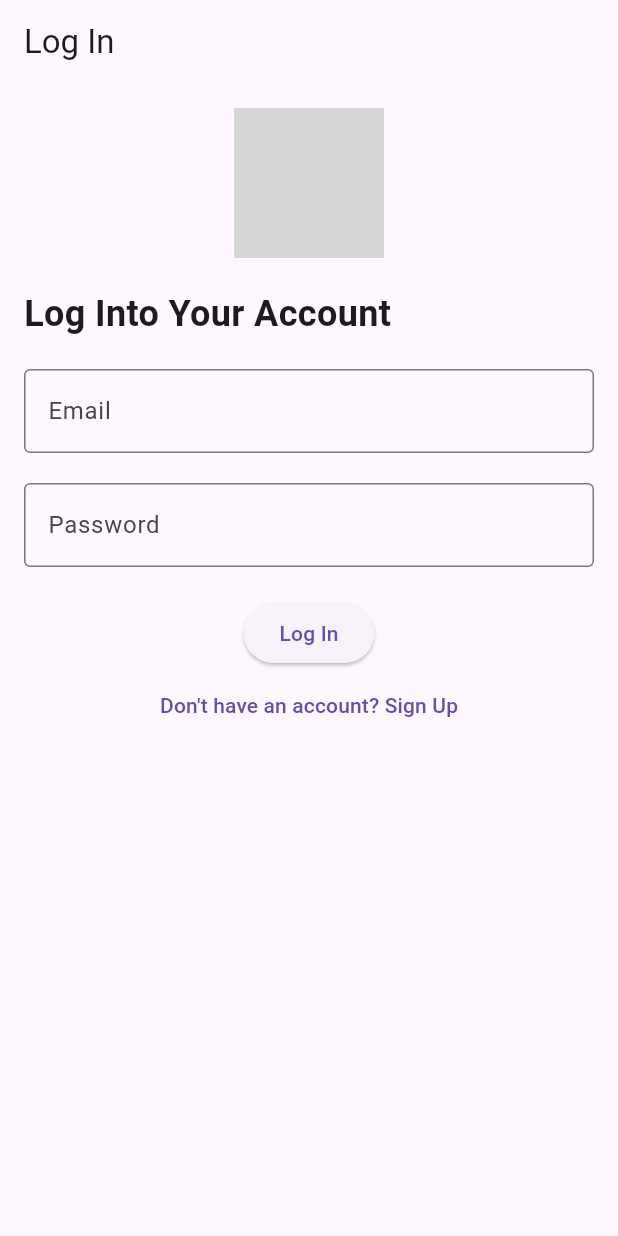
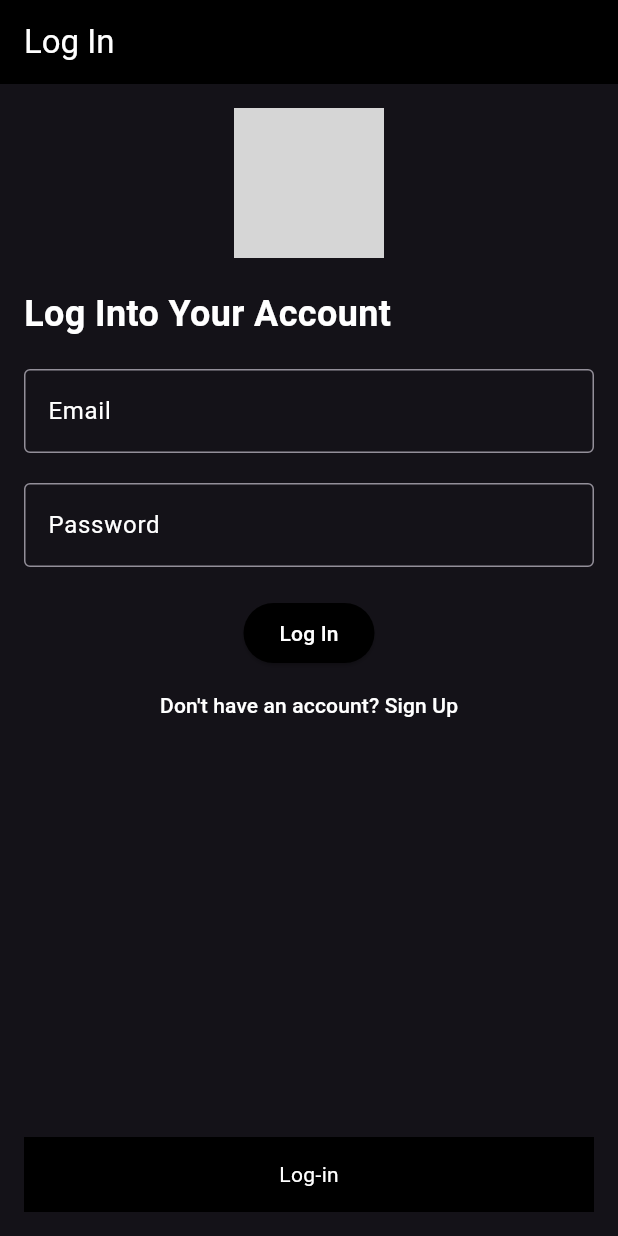
Before and after one commit to keanedalisay/cc206_benta, a Flutter app: the screen it shows after launch, on a phone screen of 412 x 824 dp. Run offline on Flutter 3.47's test engine with Material 3 defaults, Android fonts, the phone set to English and light mode, and no system bars; network calls fail; grey boxes are pictures that could not be loaded.

Commit message:
new changes

```diff
--- a/lib/features/login_page.dart
+++ b/lib/features/login_page.dart
@@ -5,9 +5,15 @@ class LogInPage extends StatelessWidget {
 
   @override
   Widget build(BuildContext context) {
-    return Scaffold(
+    return MaterialApp(
+      theme: ThemeData(
+        brightness: Brightness.dark,
+        primarySwatch: Colors.grey,
+      ),
+      home: Scaffold(
         appBar: AppBar(
-        title: const Text('Log In'),
+          backgroundColor: Colors.black,
+          title: const Text('Log In', style: TextStyle(color: Colors.white)),
         ),
         body: Padding(
           padding: const EdgeInsets.all(16.0),
@@ -22,55 +28,64 @@ class LogInPage extends StatelessWidget {
                 ),
               ),
               const SizedBox(height: 20),
-
-            // Title for the page
               const Text(
                 'Log Into Your Account',
-              style: TextStyle(fontSize: 24, fontWeight: FontWeight.bold),
+                style: TextStyle(fontSize: 24, fontWeight: FontWeight.bold, color: Colors.white),
               ),
               const SizedBox(height: 20),
-
-            // TextFormField for Email
               TextFormField(
                 decoration: const InputDecoration(
                   labelText: 'Email',
+                  labelStyle: TextStyle(color: Colors.white),
                   border: OutlineInputBorder(),
                 ),
+                style: const TextStyle(color: Colors.white),
               ),
               const SizedBox(height: 20),
-
-            // TextFormField for Password
               TextFormField(
                 decoration: const InputDecoration(
                   labelText: 'Password',
+                  labelStyle: TextStyle(color: Colors.white),
                   border: OutlineInputBorder(),
                 ),
                 obscureText: true,
+                style: const TextStyle(color: Colors.white),
               ),
               const SizedBox(height: 20),
-
-            // Log In Button
               Center(
                 child: ElevatedButton(
-                onPressed: () {
-                  // TODO: Add Log-In logic
-                },
+                  style: ElevatedButton.styleFrom(
+                    backgroundColor: Colors.black,
+                    foregroundColor: Colors.white,
+                  ),
+                  onPressed: () {},
                   child: const Text('Log In'),
                 ),
               ),
-
-            // Option for creating an account
               Center(
                 child: TextButton(
-                onPressed: () {
-                  // TODO: Navigate to Sign Up page
-                },
-                child: const Text('Don\'t have an account? Sign Up'),
+                  onPressed: () {},
+                  child: const Text(
+                    'Don\'t have an account? Sign Up',
+                    style: TextStyle(color: Colors.white),
+                  ),
+                ),
+              ),
+              const Spacer(),
+              Container(
+                height: 50,
+                color: Colors.black,
+                child: Center(
+                  child: const Text(
+                    'Log-in',
+                    style: TextStyle(color: Colors.white),
+                  ),
                 ),
               ),
             ],
           ),
         ),
+      ),
     );
   }
 }
--- a/lib/main.dart
+++ b/lib/main.dart
@@ -1,6 +1,5 @@
 import 'package:flutter/material.dart';
 import 'package:cc206_benta/features/login_page.dart';
-
 
 void main() {
   runApp(
```
Lines whose indentation alone changed are shown as unchanged.
